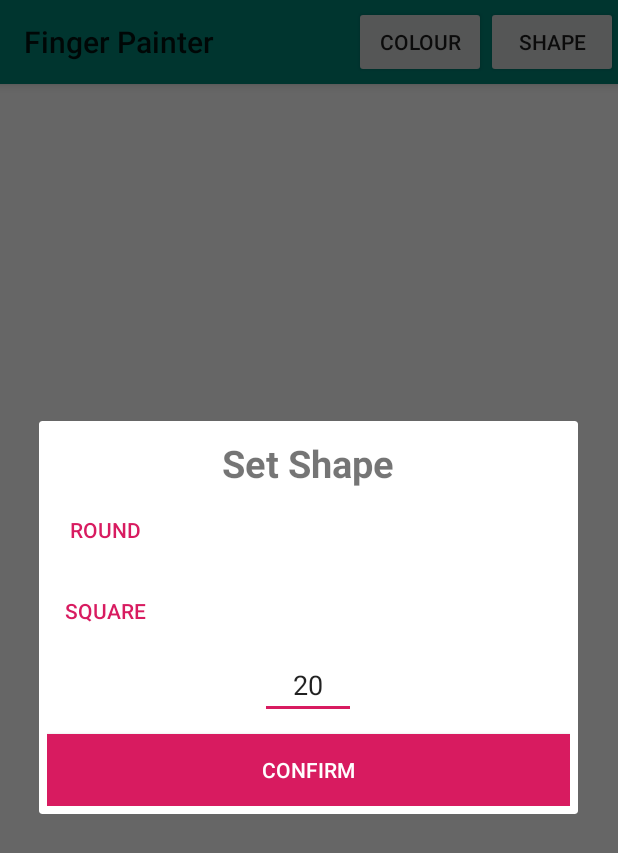
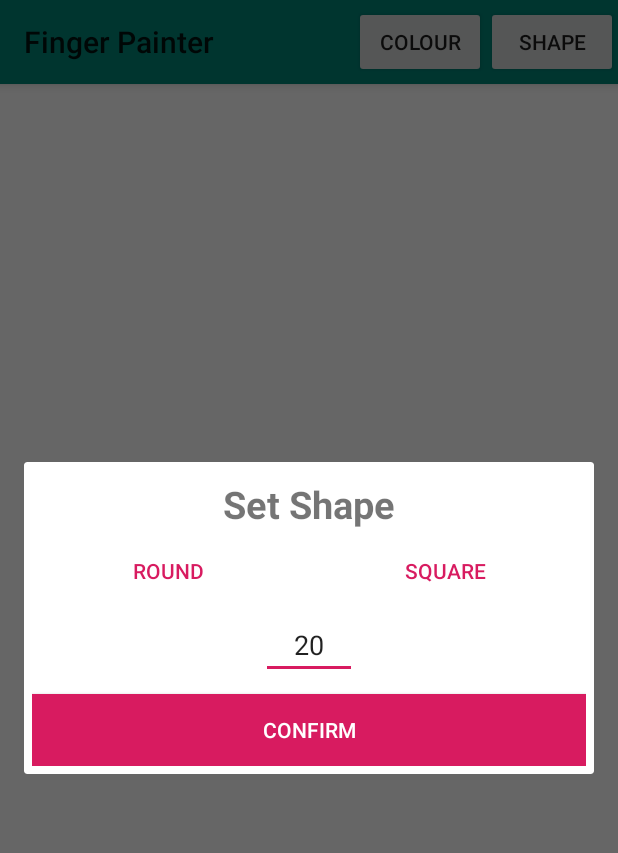
Before and after one commit to amirulumar/PaintingFinger, an Android app: the MainActivity screen opened directly, with no data from a screen before it, after a tap on "SHAPE", on a phone screen of 412 x 824 dp. Shown: the top 853 px of the screen. Run offline under Robolectric (Android 15) with nearby library versions, the phone set to English and light mode, and no system bars; pictures from the network do not load.

Commit message:
Button style.

```diff
--- a/app/src/main/res/layout/dialog_shape.xml
+++ b/app/src/main/res/layout/dialog_shape.xml
@@ -21,6 +21,9 @@
         android:stretchColumns="*"
         android:shrinkColumns="*" >
 
+        <TableRow
+            android:layout_width="match_parent"
+            android:layout_height="match_parent" >
             <Button
                 style="?android:attr/buttonBarButtonStyle"
                 android:id="@+id/round"
@@ -34,7 +37,7 @@
                 android:layout_width="wrap_content"
                 android:layout_height="wrap_content"
                 android:text="@string/square" />
-
+        </TableRow>
     </TableLayout>
 
     <EditText
```
